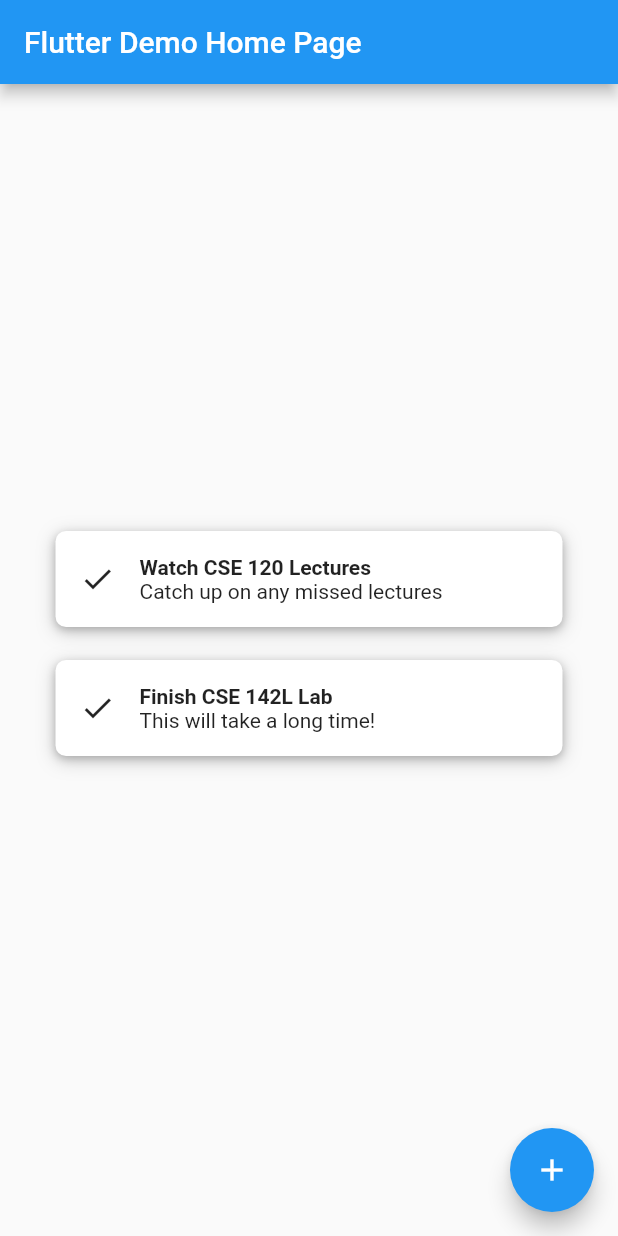
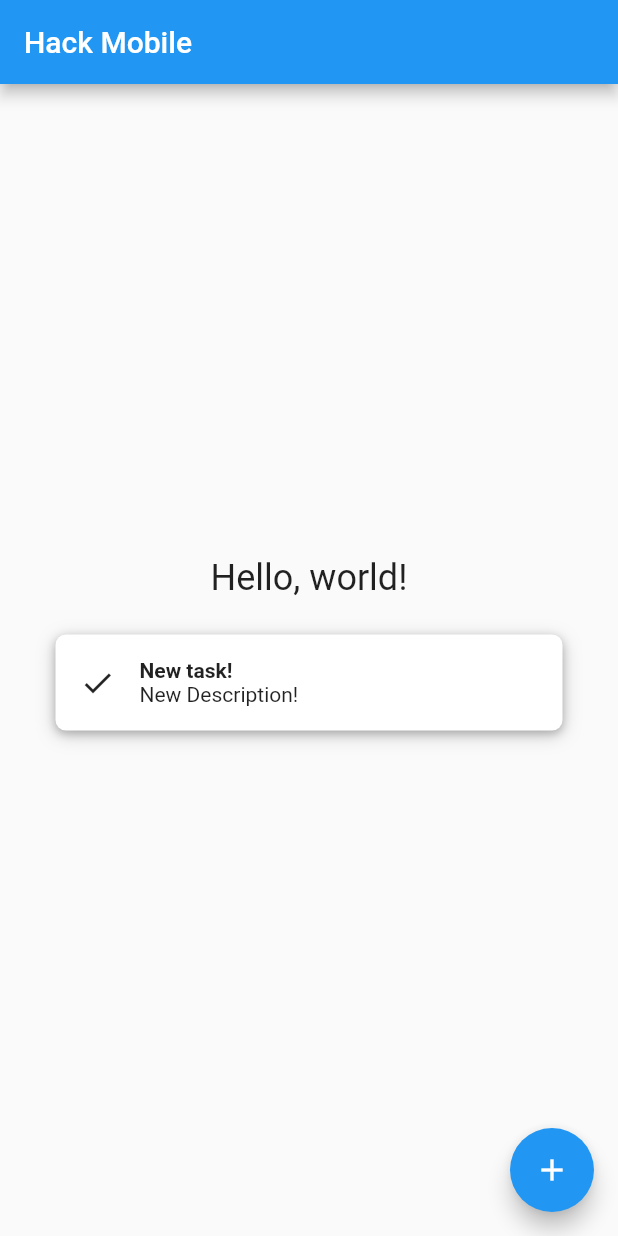
Before and after one commit to garrettluu/hack-mobile, a Flutter app: the MyHomePage screen opened directly, after a tap on the "add" icon, on a phone screen of 412 x 824 dp. Run offline on Flutter 3.47's test engine with Material 2 defaults, Android fonts, the phone set to English and light mode, and no system bars.

Commit message:
Added stateful behavior

```diff
--- a/lib/main.dart
+++ b/lib/main.dart
@@ -23,7 +23,7 @@ class MyApp extends StatelessWidget {
         // is not restarted.
         primarySwatch: Colors.blue,
       ),
-      home: MyHomePage(title: 'Flutter Demo Home Page'),
+      home: MyHomePage(title: 'Hack Mobile'),
     );
   }
 }
@@ -47,16 +47,14 @@ class MyHomePage extends StatefulWidget {
 }
 
 class _MyHomePageState extends State<MyHomePage> {
-  int _counter = 0;
+  List<TaskWidget> _tasks = [];
 
-  void _incrementCounter() {
+  void _addTask() {
     setState(() {
-      // This call to setState tells the Flutter framework that something has
-      // changed in this State, which causes it to rerun the build method below
-      // so that the display can reflect the updated values. If we changed
-      // _counter without calling setState(), then the build method would not be
-      // called again, and so nothing would appear to happen.
-      _counter++;
+      _tasks.add(TaskWidget(
+        title: "New task!",
+        description: "New Description!",
+      ));
     });
   }
 
@@ -94,26 +92,26 @@ class _MyHomePageState extends State<MyHomePage> {
           // horizontal).
           mainAxisAlignment: MainAxisAlignment.center,
           children: <Widget>[
-            // Text(
-            //   'You have pushed the button this many times:',
-            // ),
-            // Text(
-            //   '$_counter',
-            //   style: Theme.of(context).textTheme.headline4,
-            // ),
-            TaskWidget(
-                title: "Watch CSE 120 Lectures",
-                description: "Catch up on any missed lectures"),
-            TaskWidget(
-              title: "Finish CSE 142L Lab",
-              description: "This will take a long time!",
-            )
+            Text(
+              "Hello, world!",
+              textAlign: TextAlign.center,
+              style: TextStyle(fontSize: 24),
+            ),
+            SizedBox(height: 24),
+            // TaskWidget(
+            //     title: "Watch CSE 120 Lectures",
+            //     description: "Catch up on any missed lectures"),
+            // TaskWidget(
+            //   title: "Finish CSE 142L Lab",
+            //   description: "This will take a long time!",
+            // )
+            ..._tasks
           ],
         ),
       ),
       floatingActionButton: FloatingActionButton(
-        onPressed: _incrementCounter,
-        tooltip: 'Increment',
+        onPressed: _addTask,
+        tooltip: 'Add Task',
         child: Icon(Icons.add),
       ), // This trailing comma makes auto-formatting nicer for build methods.
     );
```
